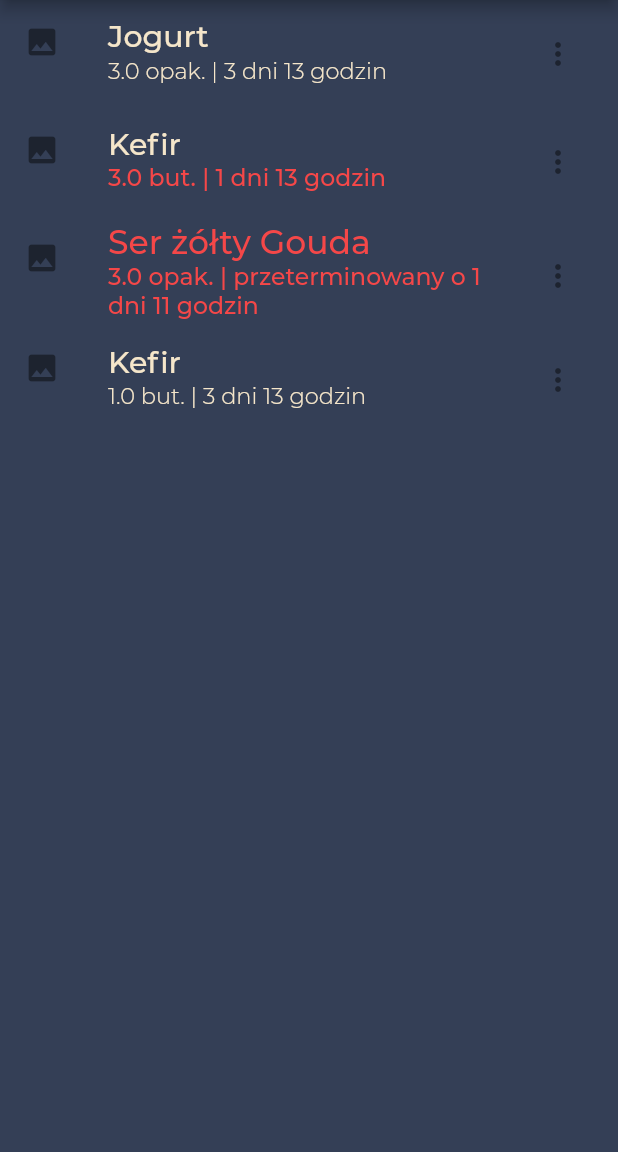
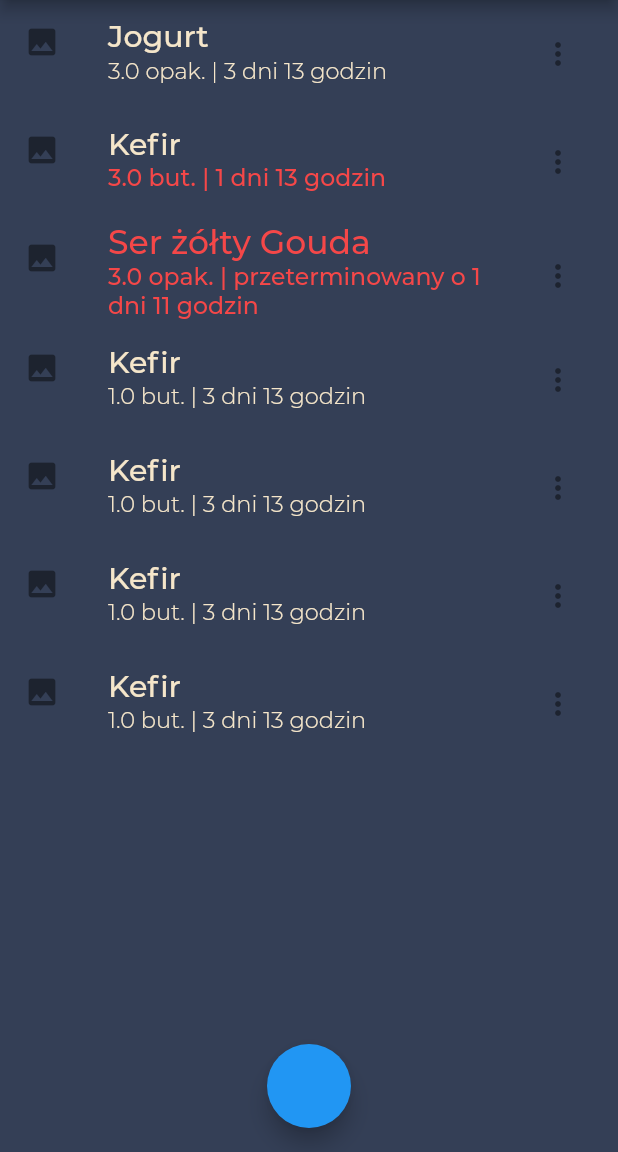
Before and after one commit to dawid-niedzwiecki/flutter_test, a Flutter app: the StoragePage screen opened by its route, on a phone screen of 412 x 824 dp, the part 84-1236 px from its top. Run offline on Flutter 3.47's test engine with Material 2 defaults, Android fonts, the phone set to English and light mode, and no system bars; project files that could hold a hidden picture were left out.

Commit message:
storage page

```diff
--- a/lib/screens/login-screen.dart
+++ b/lib/screens/login-screen.dart
@@ -1,6 +1,5 @@
 import 'package:flutter/material.dart';
 import 'package:flutter/services.dart';
-import 'package:test1/widgets/filter.dart';
 import '../modules/utils.dart';
 import '../widgets/buttons.dart';
 
--- a/lib/screens/storage-screen.dart
+++ b/lib/screens/storage-screen.dart
@@ -1,5 +1,3 @@
-import 'dart:html';
-
 import 'package:flutter/cupertino.dart';
 import 'package:flutter/material.dart';
 import 'package:test1/modules/products.dart';
@@ -18,6 +16,9 @@ class _StoragePageState extends State<StoragePage> {
     new Product('Jogurt', 3, 'opak.', new DateTime(2021, 6, 25)),
     new Product('Kefir', 3, 'but.', new DateTime(2021, 6, 23)),
     new Product('Ser żółty Gouda', 3, 'opak.', new DateTime(2021, 6, 20)),
+    new Product('Kefir', 1, 'but.', new DateTime(2021, 6, 25)),
+    new Product('Kefir', 1, 'but.', new DateTime(2021, 6, 25)),
+    new Product('Kefir', 1, 'but.', new DateTime(2021, 6, 25)),
     new Product('Kefir', 1, 'but.', new DateTime(2021, 6, 25)),
   ];
 
@@ -107,16 +108,20 @@ class _StoragePageState extends State<StoragePage> {
 
   @override
   Widget build(BuildContext context) {
-    return Scaffold(
+    return new Scaffold(
+      floatingActionButton: new FloatingActionButton(
+        onPressed: () => {},
+      ),
+      floatingActionButtonLocation: FloatingActionButtonLocation.centerFloat,
       backgroundColor: Utils.backgroundColor,
-      appBar: AppBar(
+      appBar: new AppBar(
         title: Utils.generateText("Stan Magazynu",
             fontSize: 24.0, fontWeight: FontWeight.w500),
         backgroundColor: Utils.primaryColor,
       ),
-      endDrawer: DrawerRight(),
+      endDrawer: new DrawerRight(),
       body: Container(
-        child: ListView(
+        child: new ListView(
           children: products
               .asMap()
               .entries
@@ -125,6 +130,12 @@ class _StoragePageState extends State<StoragePage> {
               )
               .toList(),
         ),
+        // FloatingActionButton(
+        //   backgroundColor: Utils.primaryColor,
+        //   elevation: 20,
+        //   child: new Icon(Icons.add),
+        //   onPressed: () => {},
+        // ),
       ),
     );
   }
```
